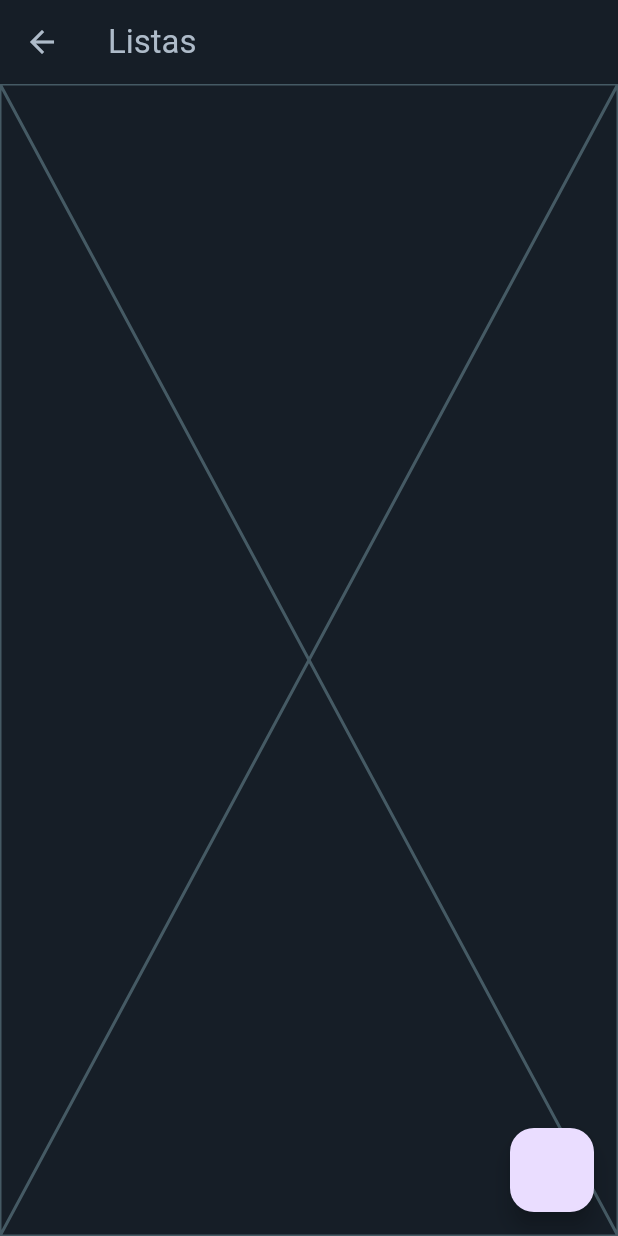
After one commit to diegobrnrd/filmin, a Flutter app: the ListasScreen screen opened directly, on a phone screen of 412 x 824 dp. The commit adds this screen. Run offline on Flutter 3.47's test engine with Material 3 defaults, Android fonts, the phone set to English and light mode, and no system bars; our stand-ins replace cloud_firestore, firebase_auth, firebase_core, flutter_map, latlong2; accounts and stored records are empty; generated files the repository leaves out were written again.

Commit message:
Iniciando o front end do crud da criação de listas

```diff
--- a/lib/screens/criticas_screen.dart
+++ b/lib/screens/criticas_screen.dart
@@ -1,4 +1,3 @@
-import 'package:filmin/screens/escrever_critica_screen.dart';
 import 'package:flutter/material.dart';
 import 'package:filmin/helpers/filme.dart';
 
--- /dev/null
+++ b/lib/screens/listas_screen.dart
@@ -0,0 +1,30 @@
+import 'package:filmin/screens/criar_lista_screen.dart';
+import 'package:flutter/material.dart';
+
+class ListasScreen extends StatelessWidget {
+  const ListasScreen({super.key});
+
+  @override
+  Widget build(BuildContext context) {
+    return Scaffold(
+      appBar: AppBar(
+        title: const Text('Listas',
+          style: TextStyle(color: Color(0xFFAEBBC9)),),
+        backgroundColor: const Color(0xFF161E27),
+        leading: IconButton(
+          color: const Color(0xFFAEBBC9),
+          icon: const Icon(Icons.arrow_back),
+          onPressed: () {
+            Navigator.pop(context); // Retorna à tela anterior
+          },
+        ),
+      ),
+      body: const Placeholder(),
+      floatingActionButton: FloatingActionButton(onPressed: () {Navigator.push(
+                  context,
+                  MaterialPageRoute(
+                      builder: (context) => const CriarListaScreen()),
+                );}),
+    );
+  }
+}
```
Also changed, not shown: lib/screens/criar_lista_screen.dart (added, +15 -0 lines).
